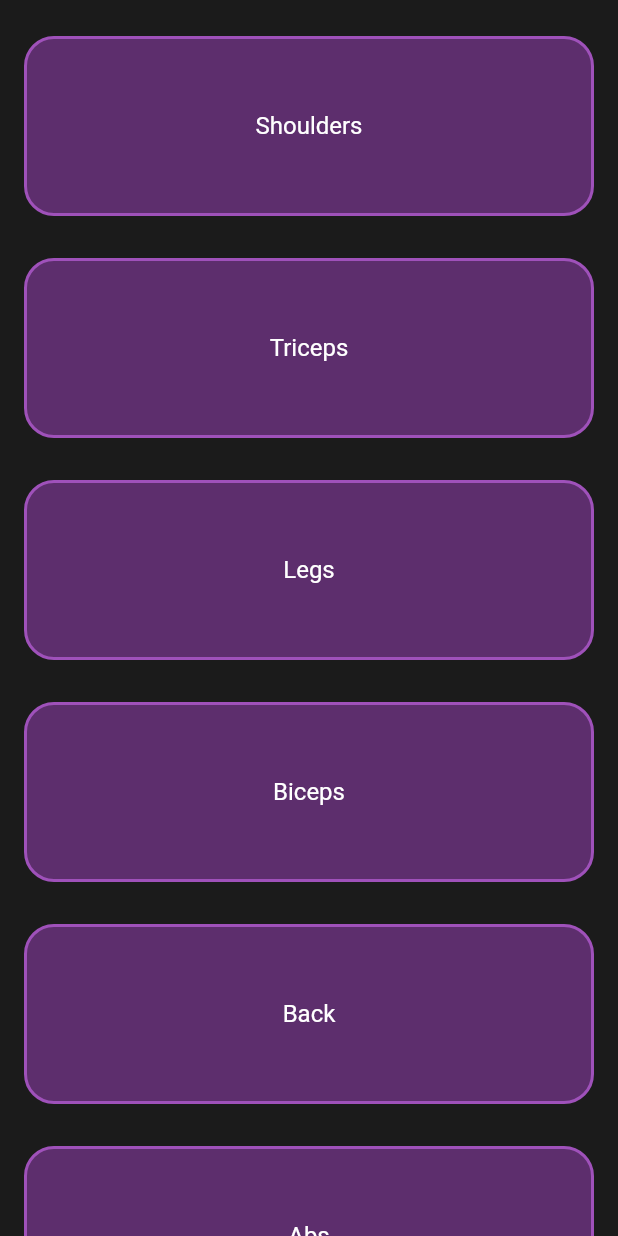
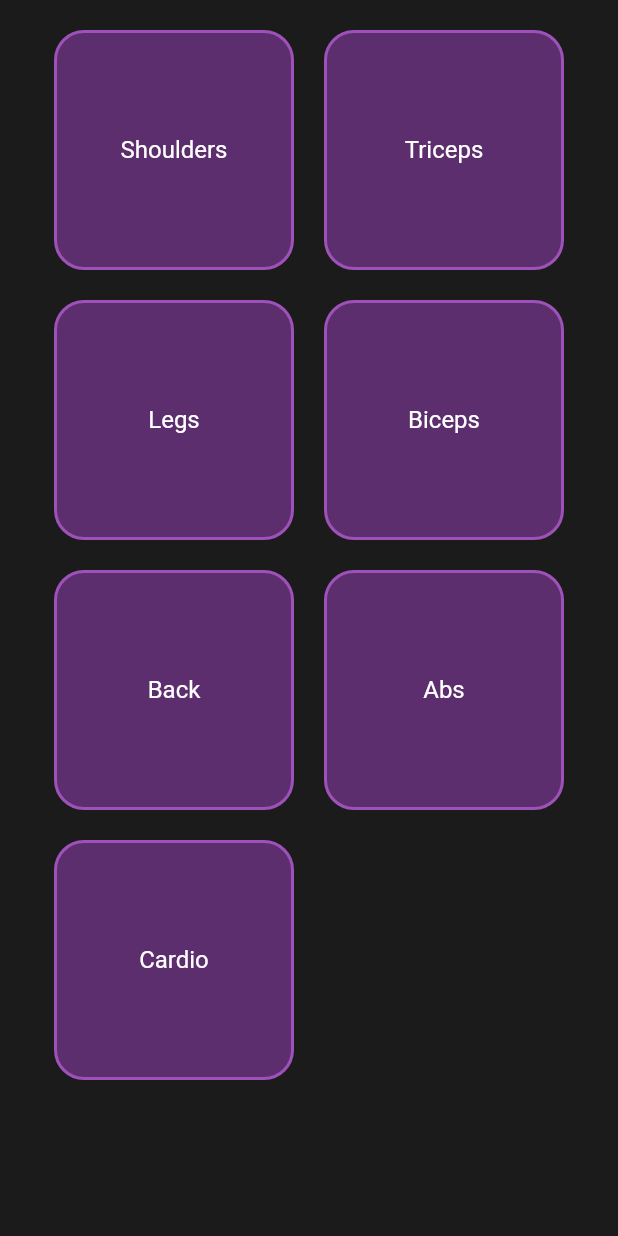
Before and after one commit to sophiavl/s1135382_s1133373_iiatimd_app, a Flutter app: the WorkoutPage screen opened directly, on a phone screen of 412 x 824 dp. Run offline on Flutter 3.47's test engine with Material 2 defaults, Android fonts, the phone set to English and light mode, and no system bars.

Commit message:
made the workout boxes square and added spacing

```diff
--- a/lib/components/workout_model.dart
+++ b/lib/components/workout_model.dart
@@ -15,8 +15,7 @@ class WorkoutModel extends StatelessWidget {
 
   @override
   Widget build(BuildContext context) {
-    return ListTile(
-      title: Container(
+    return Container(
       width: size,
       height: size,
       decoration: BoxDecoration(
@@ -37,7 +36,6 @@ class WorkoutModel extends StatelessWidget {
           ),
         ),
       ),
-      ),
     );
   }
 }
--- a/lib/workout_page.dart
+++ b/lib/workout_page.dart
@@ -36,12 +36,12 @@ class _WorkoutPageState extends State<WorkoutPage> {
               const SizedBox(height: 20),
               Center(
                 child: Wrap(
-                  spacing: 20.0,
                   runSpacing: 20.0,
+                  spacing: 20,
                   runAlignment: WrapAlignment.center,
                   children: workouts.map((workout) {
                     return WorkoutModel(
-                      size: 120,
+                      size: 160,
                       containerName: workout,
                     );
                   }).toList(),
```
Lines whose indentation alone changed are shown as unchanged.
